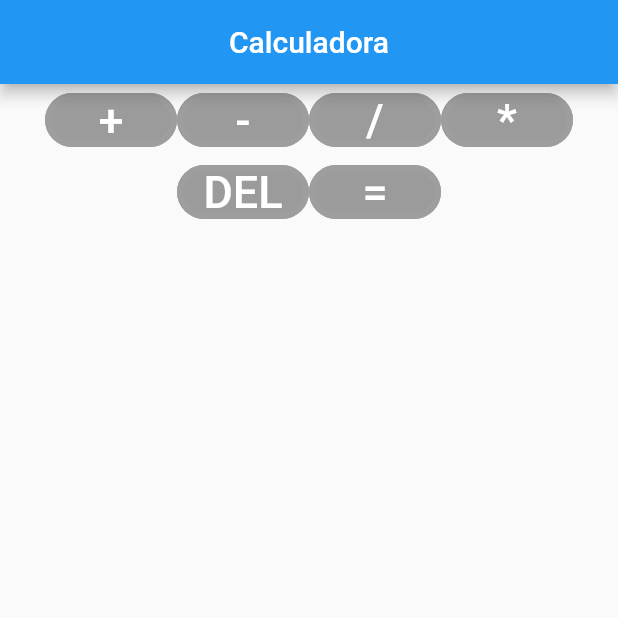
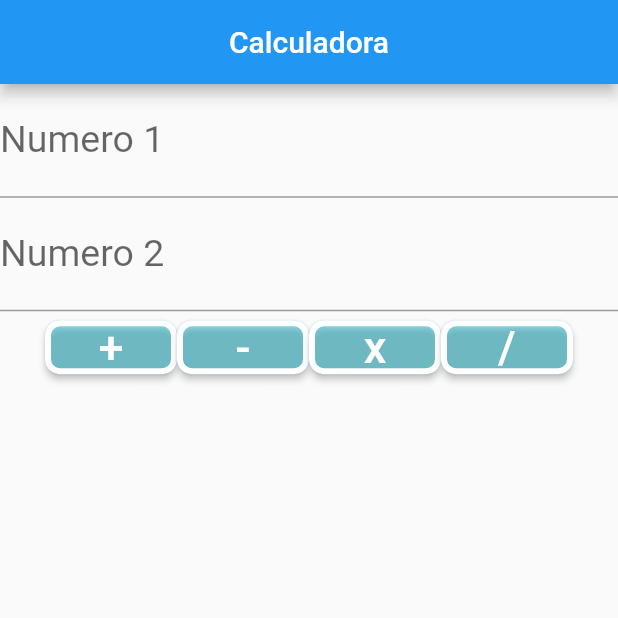
Before and after one commit to lucasmartinslk/flutter_dart_project, a Flutter app: the screen it shows after launch, on a phone screen of 412 x 824 dp, the top half of it. Run offline on Flutter 3.47's test engine with Material 2 defaults, Android fonts, the phone set to English and light mode, and no system bars.

Commit message:
Conclusão Calculadora

```diff
--- a/lib/main.dart
+++ b/lib/main.dart
@@ -13,6 +13,10 @@ class MyApp extends StatefulWidget {
 
 class _MyAppState extends State<MyApp> with SingleTickerProviderStateMixin {
   AnimationController _controller;
+  TextEditingController controllerNumero1 = TextEditingController();
+  TextEditingController controllerNumero2 = TextEditingController();
+  GlobalKey<FormState> cForm = GlobalKey<FormState>();
+  String info = "";
 
   @override
   void initState() {
@@ -37,46 +41,101 @@ class _MyAppState extends State<MyApp> with SingleTickerProviderStateMixin {
   paginaPrincipal() {
     return Scaffold(
       appBar: AppBar(
+        title: Text("Calculadora"),
         centerTitle: true,
-        title: Text("Calculadora"),
       ),
-      body: Center(
+      body: criaNumeros(),
+    );
+  }
+
+  criaNumeros() {
+    return Form(
+      key: cForm,
+      child: Container(
         child: Column(
+          mainAxisAlignment: MainAxisAlignment.start,
           children: [
-            tipos(),
-            tipos2(),
+            Componentes.caixa("Numero 1","Digite o primeiro numero", controllerNumero1, validaNumero1, numero: true),
+            Componentes.caixa("Numero 2","Digite o segundo numero", controllerNumero2, validaNumero2, numero: true),
+            Row(
+              mainAxisAlignment: MainAxisAlignment.center,
+              children: [
+                Componentes.botao("+", calcularValores),
+                Componentes.botao("-", calcularSub),
+                Componentes.botao("x", calcularMult),
+                Componentes.botao("/", calcularDiv),
+              ],
+            ),
+            Text(
+              info,
+              style: TextStyle(fontSize: 30,fontWeight: FontWeight.bold, color: Colors.greenAccent),
+            ),
           ],
         ),
       ),
     );
   }
 
-  tipos() {
-    return Form(
-      child: Container(
-          child: Row(
-            mainAxisAlignment: MainAxisAlignment.center,
-            children: [
-              Componentes.botao("+", null),
-              Componentes.botao("-", null),
-              Componentes.botao("/", null),
-              Componentes.botao("*", null),
-            ],
-          )
-      ),
-    );
+  Function validaNumero1 = ((value){
+    if(value.isEmpty){
+      return "Informe um valor";
+    }
+    return null;
+  });
+
+  Function validaNumero2 = ((value){
+    if(value.isEmpty){
+      return "Informe um valor";
+    }
+    return null;
+  });
+
+  calcularValores(){
+    setState(() {
+      if(!cForm.currentState.validate()){
+        return null;
+      }
+      double x = double.parse(controllerNumero1.text);
+      double y = double.parse(controllerNumero2.text);
+      var xy = x + y;
+      info = "A Soma é $xy";
+    });
   }
-  tipos2() {
-    return Form(
-      child: Container(
-          child: Row(
-            mainAxisAlignment: MainAxisAlignment.center,
-            children: [
-              Componentes.botao("DEL", null),
-              Componentes.botao("=", null),
-            ],
-          )
-      ),
-    );
+  calcularSub(){
+    setState(() {
+      if(!cForm.currentState.validate()){
+        return null;
+      }
+      double x = double.parse(controllerNumero1.text);
+      double y = double.parse(controllerNumero2.text);
+      var xy = x - y;
+      info = "A Subtração é $xy";
+    });
+  }
+  calcularMult(){
+    setState(() {
+      if(!cForm.currentState.validate()){
+        return null;
+      }
+      double x = double.parse(controllerNumero1.text);
+      double y = double.parse(controllerNumero2.text);
+      var xy = x * y;
+      info = "A Multiplicação é $xy";
+    });
+  }
+  calcularDiv(){
+    setState(() {
+      if(!cForm.currentState.validate()){
+        return null;
+      }
+      double x = double.parse(controllerNumero1.text);
+      double y = double.parse(controllerNumero2.text);
+      if(y!=0){
+        var xy = x / y;
+        info = "A Divisão é $xy";
+      }
+      else
+        info = "Cálculo Impossível";
+    });
   }
 }
--- a/lib/utils/componentes.dart
+++ b/lib/utils/componentes.dart
@@ -4,21 +4,33 @@ import 'package:flutter/cupertino.dart';
 import 'package:flutter/material.dart';
 
 class Componentes {
-  static botao(String _texto, Function _f) {
+  static botao(String texto, Function f){
     return Container(
-        child: RaisedButton(
-          onPressed: _f,
-          child: Text(
-            _texto,
-            style: TextStyle(color: Colors.white, fontSize: 30),
-          ),
-          shape: RoundedRectangleBorder(
-              borderRadius: BorderRadius.circular(20),
-              side: const BorderSide(color: Colors.grey, width: 4)
-          ),
-          color: Colors.white.withOpacity(0.5),
-          hoverColor: Colors.white.withOpacity(0.3),
-        )
+      child: RaisedButton(
+        onPressed: f,
+        child: Text(texto,
+          style: TextStyle(color: Colors.white, fontSize: 30),
+        ),
+        shape: RoundedRectangleBorder(
+          borderRadius: BorderRadius.circular(10),
+          side: const BorderSide(color: Colors.white, width: 4),
+        ),
+        color: Colors.cyan.withOpacity(0.4),
+      ),
+    );
+  }
+
+  static caixa(String rotulo, String dica, TextEditingController controlador,valicao, {bool numero=false}){
+    return TextFormField(
+      controller: controlador,
+      validator: valicao,
+      keyboardType: numero?TextInputType.number:TextInputType.text,
+      decoration: InputDecoration(
+        labelText: rotulo,
+        labelStyle: TextStyle(fontSize: 25),
+        hintText: dica,
+        hintStyle: TextStyle(fontSize: 25),
+      ),
     );
   }
 }
```
Also changed, not shown: estudo/a.dart (deleted, +0 -79 lines), estudo/componentes.dart (deleted, +0 -40 lines), estudo/main.dart (deleted, +0 -129 lines).
